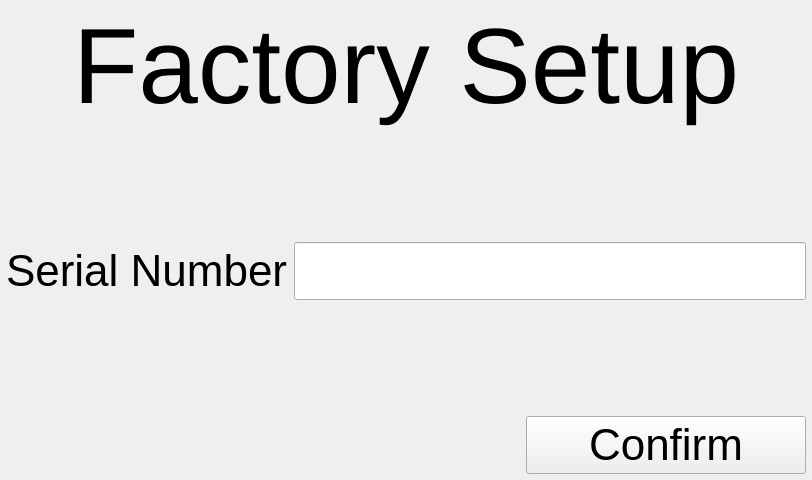
Qt form ui/FactoryWidget.ui (kipr/botui) before a commit.
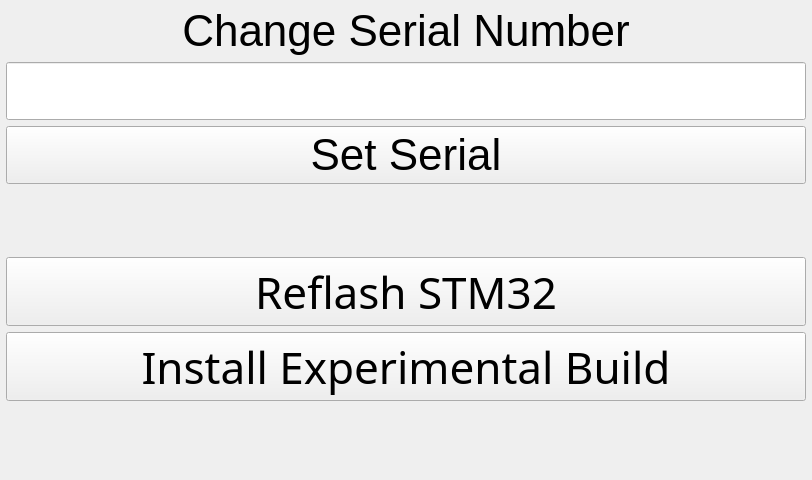
The same form after that commit. Icons and pictures are not drawn. Custom widgets are drawn as their Qt base class.

Patch:
```diff
--- a/ui/FactoryWidget.ui
+++ b/ui/FactoryWidget.ui
@@ -13,44 +13,95 @@
   <property name="windowTitle">
    <string>Factory</string>
   </property>
-  <layout class="QVBoxLayout" name="verticalLayout" stretch="0,0,0,0,0">
-   <property name="margin">
+  <layout class="QVBoxLayout" name="verticalLayout" stretch="0,0,0,0,0,0,0,0">
+   <property name="leftMargin">
+    <number>6</number>
+   </property>
+   <property name="topMargin">
+    <number>6</number>
+   </property>
+   <property name="rightMargin">
+    <number>6</number>
+   </property>
+   <property name="bottomMargin">
     <number>6</number>
    </property>
    <item>
-    <widget class="QLabel" name="label_2">
+    <widget class="QLabel" name="label">
      <property name="sizePolicy">
-      <sizepolicy hsizetype="Preferred" vsizetype="Minimum">
+      <sizepolicy hsizetype="MinimumExpanding" vsizetype="Preferred">
        <horstretch>0</horstretch>
        <verstretch>0</verstretch>
       </sizepolicy>
      </property>
-     <property name="minimumSize">
-      <size>
-       <width>800</width>
-       <height>120</height>
-      </size>
-     </property>
      <property name="font">
       <font>
-       <family>Arial</family>
-       <pointsize>80</pointsize>
-       <weight>50</weight>
-       <italic>false</italic>
-       <bold>false</bold>
+       <pointsize>33</pointsize>
       </font>
      </property>
-     <property name="styleSheet">
-      <string notr="true">font: 80pt &quot;Arial&quot;;</string>
+     <property name="layoutDirection">
+      <enum>Qt::LeftToRight</enum>
      </property>
      <property name="text">
-      <string>Factory Setup</string>
+      <string>Change Serial Number</string>
      </property>
      <property name="alignment">
       <set>Qt::AlignCenter</set>
      </property>
     </widget>
    </item>
+   <item>
+    <widget class="LineEdit" name="serialNumber">
+     <property name="sizePolicy">
+      <sizepolicy hsizetype="Minimum" vsizetype="Preferred">
+       <horstretch>0</horstretch>
+       <verstretch>0</verstretch>
+      </sizepolicy>
+     </property>
+     <property name="minimumSize">
+      <size>
+       <width>0</width>
+       <height>0</height>
+      </size>
+     </property>
+     <property name="font">
+      <font>
+       <pointsize>33</pointsize>
+      </font>
+     </property>
+     <property name="alignment">
+      <set>Qt::AlignLeading|Qt::AlignLeft|Qt::AlignVCenter</set>
+     </property>
+    </widget>
+   </item>
+   <item>
+    <widget class="QPushButton" name="confirm">
+     <property name="minimumSize">
+      <size>
+       <width>280</width>
+       <height>0</height>
+      </size>
+     </property>
+     <property name="font">
+      <font>
+       <pointsize>33</pointsize>
+      </font>
+     </property>
+     <property name="text">
+      <string>Set Serial</string>
+     </property>
+     <property name="icon">
+      <iconset resource="../rc/icons.qrc">
+       <normaloff>:/icons/fontawesome/regular/icons/fontawesome/regular/check-circle.svg</normaloff>:/icons/fontawesome/regular/icons/fontawesome/regular/check-circle.svg</iconset>
+     </property>
+     <property name="iconSize">
+      <size>
+       <width>25</width>
+       <height>25</height>
+      </size>
+     </property>
+    </widget>
+   </item>
    <item>
     <spacer name="verticalSpacer_2">
      <property name="orientation">
@@ -65,53 +116,50 @@
     </spacer>
    </item>
    <item>
-    <layout class="QFormLayout" name="formLayout">
-     <property name="fieldGrowthPolicy">
-      <enum>QFormLayout::ExpandingFieldsGrow</enum>
+    <widget class="QPushButton" name="reflash">
+     <property name="font">
+      <font>
+       <family>Noto Sans</family>
+       <pointsize>33</pointsize>
+      </font>
      </property>
-     <property name="formAlignment">
-      <set>Qt::AlignCenter</set>
+     <property name="text">
+      <string>Reflash STM32</string>
      </property>
-     <property name="horizontalSpacing">
-      <number>6</number>
+     <property name="icon">
+      <iconset resource="../rc/icons.qrc">
+       <normaloff>:/icons/fontawesome/solid/icons/fontawesome/solid/briefcase.svg</normaloff>:/icons/fontawesome/solid/icons/fontawesome/solid/briefcase.svg</iconset>
      </property>
-     <item row="0" column="0">
-      <widget class="QLabel" name="label">
-       <property name="font">
-        <font>
-         <pointsize>33</pointsize>
-        </font>
-       </property>
-       <property name="text">
-        <string>Serial Number</string>
-       </property>
-      </widget>
-     </item>
-     <item row="0" column="1">
-      <widget class="LineEdit" name="serialNumber">
-       <property name="sizePolicy">
-        <sizepolicy hsizetype="Expanding" vsizetype="Preferred">
-         <horstretch>0</horstretch>
-         <verstretch>0</verstretch>
-        </sizepolicy>
-       </property>
-       <property name="minimumSize">
-        <size>
-         <width>0</width>
-         <height>0</height>
-        </size>
-       </property>
-       <property name="font">
-        <font>
-         <pointsize>33</pointsize>
-        </font>
-       </property>
-       <property name="alignment">
-        <set>Qt::AlignRight|Qt::AlignTrailing|Qt::AlignVCenter</set>
-       </property>
-      </widget>
-     </item>
-    </layout>
+     <property name="iconSize">
+      <size>
+       <width>35</width>
+       <height>35</height>
+      </size>
+     </property>
+    </widget>
+   </item>
+   <item>
+    <widget class="QPushButton" name="experimental">
+     <property name="font">
+      <font>
+       <family>Sans</family>
+       <pointsize>33</pointsize>
+      </font>
+     </property>
+     <property name="text">
+      <string>Install Experimental Build</string>
+     </property>
+     <property name="icon">
+      <iconset resource="../rc/icons.qrc">
+       <normaloff>:/icons/fontawesome/solid/icons/fontawesome/solid/vial.svg</normaloff>:/icons/fontawesome/solid/icons/fontawesome/solid/vial.svg</iconset>
+     </property>
+     <property name="iconSize">
+      <size>
+       <width>35</width>
+       <height>35</height>
+      </size>
+     </property>
+    </widget>
    </item>
    <item>
     <spacer name="verticalSpacer">
@@ -127,49 +175,40 @@
     </spacer>
    </item>
    <item>
-    <layout class="QHBoxLayout" name="horizontalLayout">
-     <item>
-      <spacer name="horizontalSpacer">
-       <property name="orientation">
-        <enum>Qt::Horizontal</enum>
-       </property>
-       <property name="sizeHint" stdset="0">
-        <size>
-         <width>40</width>
-         <height>20</height>
-        </size>
-       </property>
-      </spacer>
-     </item>
-     <item>
-      <widget class="QPushButton" name="confirm">
-       <property name="minimumSize">
-        <size>
-         <width>280</width>
-         <height>0</height>
-        </size>
-       </property>
-       <property name="font">
-        <font>
-         <pointsize>33</pointsize>
-        </font>
-       </property>
-       <property name="text">
-        <string>Confirm</string>
-       </property>
-       <property name="icon">
-        <iconset resource="../rc/icons.qrc">
-         <normaloff>:/icons/fontawesome/regular/icons/fontawesome/regular/check-circle.svg</normaloff>:/icons/fontawesome/regular/icons/fontawesome/regular/check-circle.svg</iconset>
-       </property>
-       <property name="iconSize">
-        <size>
-         <width>25</width>
-         <height>25</height>
-        </size>
-       </property>
-      </widget>
-     </item>
-    </layout>
+    <widget class="QWidget" name="widget" native="true">
+     <widget class="ConsoleWidget" name="updateConsole">
+      <property name="geometry">
+       <rect>
+        <x>0</x>
+        <y>0</y>
+        <width>450</width>
+        <height>478</height>
+       </rect>
+      </property>
+      <property name="minimumSize">
+       <size>
+        <width>450</width>
+        <height>0</height>
+       </size>
+      </property>
+      <property name="font">
+       <font>
+        <family>Courier New</family>
+        <pointsize>22</pointsize>
+        <italic>true</italic>
+       </font>
+      </property>
+      <property name="undoRedoEnabled">
+       <bool>false</bool>
+      </property>
+      <property name="readOnly">
+       <bool>true</bool>
+      </property>
+      <property name="acceptRichText">
+       <bool>false</bool>
+      </property>
+     </widget>
+    </widget>
    </item>
   </layout>
  </widget>
@@ -179,6 +218,11 @@
    <extends>QLineEdit</extends>
    <header>LineEdit.h</header>
   </customwidget>
+  <customwidget>
+   <class>ConsoleWidget</class>
+   <extends>QTextEdit</extends>
+   <header>ConsoleWidget.h</header>
+  </customwidget>
  </customwidgets>
  <resources>
   <include location="../rc/icons.qrc"/>
```
